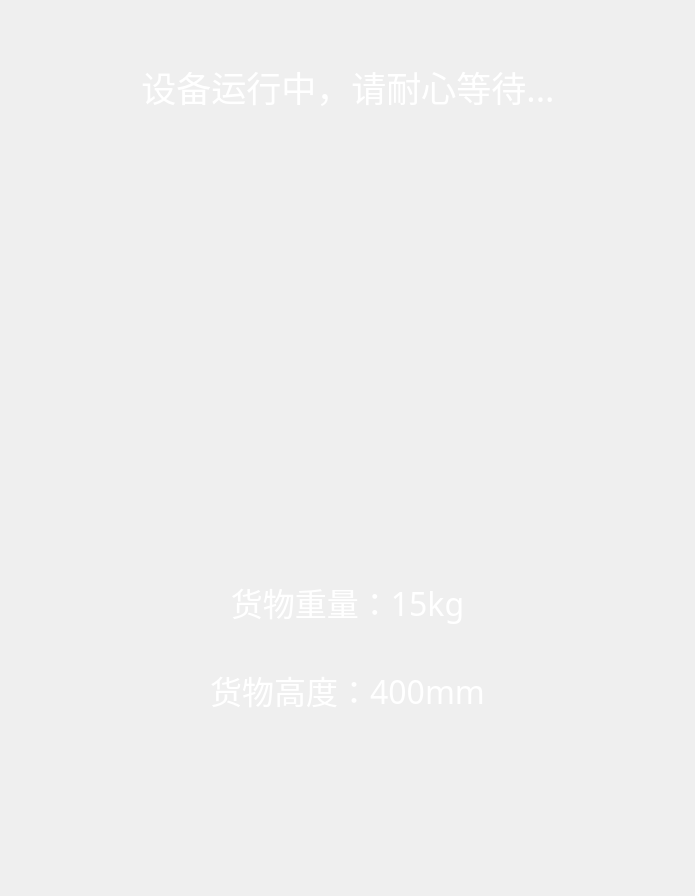
Before: the Qt Designer form QtControl/CProgressWidget.ui in zhichao281/QtControlCenter, drawn with Qt 5.
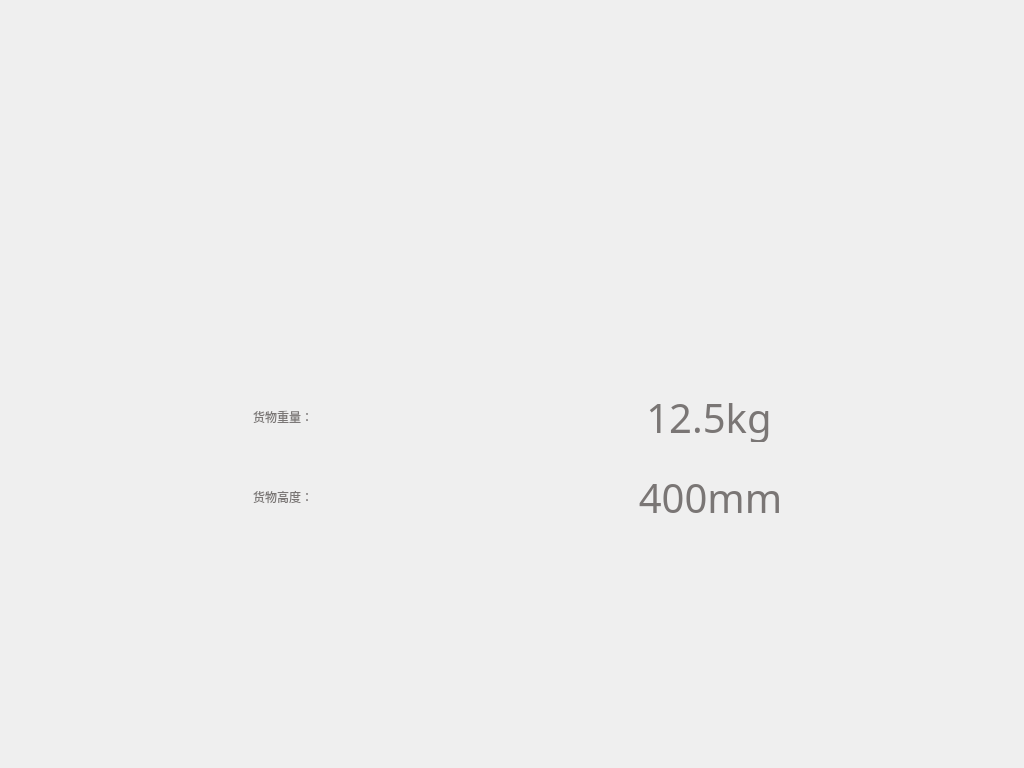
After: the same form once the commit is applied. Icons and pictures are not drawn.

What changed in the file:
```diff
--- a/QtControl/CProgressWidget.ui
+++ b/QtControl/CProgressWidget.ui
@@ -6,8 +6,8 @@
    <rect>
     <x>0</x>
     <y>0</y>
-    <width>695</width>
-    <height>831</height>
+    <width>1024</width>
+    <height>768</height>
    </rect>
   </property>
   <property name="windowTitle">
@@ -16,9 +16,7 @@
   <property name="styleSheet">
    <string notr="true">QWidget#widget_main
 {
-
-border-image: url(:/Image/Resources/Image/1.jpg);
-
+border-image: url(:/Image/Resources/Image/img_bg.png);
 }
 </string>
   </property>
@@ -48,7 +46,7 @@
        <number>0</number>
       </property>
       <property name="topMargin">
-       <number>50</number>
+       <number>0</number>
       </property>
       <property name="rightMargin">
        <number>0</number>
@@ -57,10 +55,63 @@
        <number>0</number>
       </property>
       <item>
-       <widget class="QWidget" name="widget_3" native="true">
-        <layout class="QHBoxLayout" name="horizontalLayout_4">
+       <widget class="QWidget" name="widget_title" native="true">
+        <property name="minimumSize">
+         <size>
+          <width>0</width>
+          <height>95</height>
+         </size>
+        </property>
+        <property name="maximumSize">
+         <size>
+          <width>16777215</width>
+          <height>95</height>
+         </size>
+        </property>
+        <layout class="QHBoxLayout" name="horizontalLayout_5">
+         <property name="spacing">
+          <number>0</number>
+         </property>
+         <property name="leftMargin">
+          <number>25</number>
+         </property>
+         <property name="topMargin">
+          <number>10</number>
+         </property>
+         <property name="rightMargin">
+          <number>25</number>
+         </property>
+         <property name="bottomMargin">
+          <number>0</number>
+         </property>
          <item>
-          <spacer name="horizontalSpacer_2">
+          <widget class="QPushButton" name="btn_back">
+           <property name="font">
+            <font>
+             <family>微软雅黑</family>
+             <pointsize>12</pointsize>
+            </font>
+           </property>
+           <property name="styleSheet">
+            <string notr="true">#btn_back
+{
+min-width:55px;
+max-width:55px;
+min-height:50px;
+max-height:50px;
+border-radius: 10px;
+}
+#btn_back{border-image: url(:/Image/Resources/Image/btn_Return_nor.png);}
+#btn_back:hover{border-image:url(:/Image/Resources/Image/btn_Return_sele.png);}
+#btn_back:pressed{border-image:url(:/Image/Resources/Image/btn_Return_press.png);}</string>
+           </property>
+           <property name="text">
+            <string/>
+           </property>
+          </widget>
+         </item>
+         <item>
+          <spacer name="horizontalSpacer_7">
            <property name="orientation">
             <enum>Qt::Horizontal</enum>
            </property>
@@ -73,28 +124,40 @@
           </spacer>
          </item>
          <item>
-          <widget class="QLabel" name="label_title">
+          <widget class="QLabel" name="label_title_2">
+           <property name="minimumSize">
+            <size>
+             <width>689</width>
+             <height>72</height>
+            </size>
+           </property>
+           <property name="maximumSize">
+            <size>
+             <width>689</width>
+             <height>72</height>
+            </size>
+           </property>
            <property name="font">
             <font>
              <family>微软雅黑</family>
-             <pointsize>26</pointsize>
-             <weight>50</weight>
-             <bold>false</bold>
+             <pointsize>20</pointsize>
             </font>
            </property>
            <property name="styleSheet">
-            <string notr="true">color: rgb(255, 255, 255);</string>
+            <string notr="true">
+min-width:689px;
+max-width:689px;
+min-height:72px;
+max-height:72px;
+border-image: url(:/Image/Resources/Image/设备运行中，请耐心等待.png);</string>
            </property>
            <property name="text">
-            <string>设备运行中，请耐心等待...</string>
+            <string/>
            </property>
-           <property name="alignment">
-            <set>Qt::AlignCenter</set>
-           </property>
           </widget>
          </item>
          <item>
-          <spacer name="horizontalSpacer_3">
+          <spacer name="horizontalSpacer_6">
            <property name="orientation">
             <enum>Qt::Horizontal</enum>
            </property>
@@ -106,12 +169,68 @@
            </property>
           </spacer>
          </item>
+         <item>
+          <widget class="QPushButton" name="btn_home">
+           <property name="font">
+            <font>
+             <family>微软雅黑</family>
+             <pointsize>18</pointsize>
+            </font>
+           </property>
+           <property name="styleSheet">
+            <string notr="true">#btn_home
+{
+min-width:55px;
+max-width:55px;
+min-height:50px;
+max-height:50px;
+border-radius: 10px;
+}
+#btn_home{border-image: url(:/Image/Resources/Image/btn_home_nor.png);}
+#btn_home:hover{border-image:url(:/Image/Resources/Image/btn_home_sele.png);}
+#btn_home:pressed{border-image:url(:/Image/Resources/Image/btn_home_press.png);}</string>
+           </property>
+           <property name="text">
+            <string/>
+           </property>
+          </widget>
+         </item>
         </layout>
        </widget>
       </item>
       <item>
        <widget class="QWidget" name="widget_4" native="true">
+        <property name="minimumSize">
+         <size>
+          <width>0</width>
+          <height>0</height>
+         </size>
+        </property>
+        <property name="maximumSize">
+         <size>
+          <width>16777215</width>
+          <height>16777215</height>
+         </size>
+        </property>
+        <property name="styleSheet">
+         <string notr="true"/>
+        </property>
         <layout class="QHBoxLayout" name="horizontalLayout">
+         <property name="spacing">
+          <number>0</number>
+         </property>
+         <property name="leftMargin">
+          <number>0</number>
+         </property>
+         <property name="topMargin">
+          <number>80</number>
+         </property>
+         <property name="rightMargin">
+          <number>0</number>
+         </property>
+         <property name="bottomMargin">
+          <number>0</number>
+         </property>
          <item>
           <spacer name="horizontalSpacer_5">
            <property name="orientation">
@@ -129,18 +248,25 @@
           <widget class="QLabel" name="label_gif">
            <property name="minimumSize">
             <size>
-             <width>250</width>
-             <height>250</height>
+             <width>160</width>
+             <height>20</height>
             </size>
            </property>
            <property name="maximumSize">
             <size>
-             <width>250</width>
-             <height>250</height>
+             <width>160</width>
+             <height>20</height>
             </size>
            </property>
            <property name="styleSheet">
-            <string notr="true">border-image:url(:/Image/Resources/Image/progree.gif)</string>
+            <string notr="true">QLabel#label_gif
+{
+min-width:160px;
+max-width:160px;
+min-height:20px;
+max-height:20px;
+border-image:url(:/Image/Resources/Image/loading.gif);
+}</string>
            </property>
            <property name="text">
             <string/>
@@ -165,109 +291,247 @@
       </item>
       <item>
        <widget class="QWidget" name="widget_2" native="true">
-        <layout class="QHBoxLayout" name="horizontalLayout_3">
+        <layout class="QVBoxLayout" name="verticalLayout_4">
          <property name="spacing">
           <number>0</number>
          </property>
          <property name="leftMargin">
-          <number>80</number>
+          <number>0</number>
          </property>
          <property name="topMargin">
           <number>0</number>
          </property>
          <property name="rightMargin">
-          <number>80</number>
+          <number>0</number>
          </property>
          <property name="bottomMargin">
-          <number>0</number>
+          <number>50</number>
          </property>
+         <item>
+          <spacer name="verticalSpacer">
+           <property name="orientation">
+            <enum>Qt::Vertical</enum>
+           </property>
+           <property name="sizeHint" stdset="0">
+            <size>
+             <width>20</width>
+             <height>40</height>
+            </size>
+           </property>
+          </spacer>
+         </item>
          <item>
           <widget class="QWidget" name="widget" native="true">
            <property name="minimumSize">
             <size>
              <width>0</width>
-             <height>500</height>
+             <height>0</height>
             </size>
            </property>
-           <layout class="QVBoxLayout" name="verticalLayout_3">
+           <layout class="QHBoxLayout" name="horizontalLayout_2">
             <property name="spacing">
-             <number>40</number>
+             <number>50</number>
             </property>
             <property name="leftMargin">
-             <number>0</number>
+             <number>50</number>
             </property>
             <property name="topMargin">
              <number>0</number>
             </property>
             <property name="rightMargin">
-             <number>0</number>
+             <number>10</number>
             </property>
             <property name="bottomMargin">
              <number>0</number>
             </property>
             <item>
-             <spacer name="verticalSpacer">
+             <spacer name="horizontalSpacer">
               <property name="orientation">
-               <enum>Qt::Vertical</enum>
+               <enum>Qt::Horizontal</enum>
               </property>
               <property name="sizeHint" stdset="0">
                <size>
-                <width>20</width>
-                <height>40</height>
+                <width>40</width>
+                <height>20</height>
                </size>
               </property>
              </spacer>
             </item>
             <item>
-             <widget class="QLabel" name="label">
-              <property name="font">
-               <font>
-                <family>微软雅黑</family>
-                <pointsize>24</pointsize>
-               </font>
+             <widget class="QWidget" name="widget_3" native="true">
+              <property name="minimumSize">
+               <size>
+                <width>658</width>
+                <height>278</height>
+               </size>
               </property>
-              <property name="layoutDirection">
-               <enum>Qt::RightToLeft</enum>
-              </property>
               <property name="styleSheet">
-               <string notr="true">color: rgb(255, 255, 255);</string>
+               <string notr="true">
+#widget_3
+{
+min-width:658px;
+max-width:658px;
+min-height:278px;
+max-height:278px;
+border-radius: 10px;
+}
+#widget_3{border-image: url(:/Image/Resources/Image/label.png);}
+</string>
               </property>
-              <property name="text">
-               <string>货物重量：15kg</string>
-              </property>
-              <property name="alignment">
-               <set>Qt::AlignCenter</set>
-              </property>
+              <layout class="QVBoxLayout" name="verticalLayout_5">
+               <property name="spacing">
+                <number>30</number>
+               </property>
+               <property name="leftMargin">
+                <number>0</number>
+               </property>
+               <property name="topMargin">
+                <number>20</number>
+               </property>
+               <property name="rightMargin">
+                <number>0</number>
+               </property>
+               <property name="bottomMargin">
+                <number>20</number>
+               </property>
+               <item>
+                <spacer name="verticalSpacer_3">
+                 <property name="orientation">
+                  <enum>Qt::Vertical</enum>
+                 </property>
+                 <property name="sizeHint" stdset="0">
+                  <size>
+                   <width>20</width>
+                   <height>40</height>
+                  </size>
+                 </property>
+                </spacer>
+               </item>
+               <item>
+                <layout class="QHBoxLayout" name="horizontalLayout_3">
+                 <property name="spacing">
+                  <number>0</number>
+                 </property>
+                 <property name="leftMargin">
+                  <number>50</number>
+                 </property>
+                 <item>
+                  <widget class="QLabel" name="label_3">
+                   <property name="styleSheet">
+                    <string notr="true">color: rgb(122, 118, 117);
+font: 30pt &quot;黑体&quot;;</string>
+                   </property>
+                   <property name="text">
+                    <string>货物重量：</string>
+                   </property>
+                  </widget>
+                 </item>
+                 <item>
+                  <widget class="QLabel" name="label_weight">
+                   <property name="maximumSize">
+                    <size>
+                     <width>16777215</width>
+                     <height>50</height>
+                    </size>
+                   </property>
+                   <property name="font">
+                    <font>
+                     <family>黑体</family>
+                     <pointsize>30</pointsize>
+                     <weight>50</weight>
+                     <italic>false</italic>
+                     <bold>false</bold>
+                    </font>
+                   </property>
+                   <property name="layoutDirection">
+                    <enum>Qt::RightToLeft</enum>
+                   </property>
+                   <property name="styleSheet">
+                    <string notr="true">color: rgb(122, 118, 117);
+font: 30pt &quot;黑体&quot;;</string>
+                   </property>
+                   <property name="text">
+                    <string>12.5kg</string>
+                   </property>
+                   <property name="alignment">
+                    <set>Qt::AlignCenter</set>
+                   </property>
+                  </widget>
+                 </item>
+                </layout>
+               </item>
+               <item>
+                <layout class="QHBoxLayout" name="horizontalLayout_4">
+                 <property name="leftMargin">
+                  <number>50</number>
+                 </property>
+                 <item>
+                  <widget class="QLabel" name="label_4">
+                   <property name="styleSheet">
+                    <string notr="true">color: rgb(122, 118, 117);
+font: 30pt &quot;黑体&quot;;</string>
+                   </property>
+                   <property name="text">
+                    <string>货物高度：</string>
+                   </property>
+                  </widget>
+                 </item>
+                 <item>
+                  <widget class="QLabel" name="label_height">
+                   <property name="maximumSize">
+                    <size>
+                     <width>16777215</width>
+                     <height>50</height>
+                    </size>
+                   </property>
+                   <property name="font">
+                    <font>
+                     <family>黑体</family>
+                     <pointsize>30</pointsize>
+                     <weight>50</weight>
+                     <italic>false</italic>
+                     <bold>false</bold>
+                    </font>
+                   </property>
+                   <property name="styleSheet">
+                    <string notr="true">color: rgb(122, 118, 117);
+font: 30pt &quot;黑体&quot;;</string>
+                   </property>
+                   <property name="text">
+                    <string>400mm</string>
+                   </property>
+                   <property name="alignment">
+                    <set>Qt::AlignCenter</set>
+                   </property>
+                  </widget>
+                 </item>
+                </layout>
+               </item>
+               <item>
+                <spacer name="verticalSpacer_4">
+                 <property name="orientation">
+                  <enum>Qt::Vertical</enum>
+                 </property>
+                 <property name="sizeHint" stdset="0">
+                  <size>
+                   <width>20</width>
+                   <height>40</height>
+                  </size>
+                 </property>
+                </spacer>
+               </item>
+              </layout>
              </widget>
             </item>
             <item>
-             <widget class="QLabel" name="label_2">
-              <property name="font">
-               <font>
-                <family>微软雅黑</family>
-                <pointsize>24</pointsize>
-               </font>
-              </property>
-              <property name="styleSheet">
-               <string notr="true">color: rgb(255, 255, 255);</string>
-              </property>
-              <property name="text">
-               <string>货物高度：400mm</string>
-              </property>
-              <property name="alignment">
-               <set>Qt::AlignCenter</set>
-              </property>
-             </widget>
-            </item>
-            <item>
-             <spacer name="verticalSpacer_2">
+             <spacer name="horizontalSpacer_2">
               <property name="orientation">
-               <enum>Qt::Vertical</enum>
+               <enum>Qt::Horizontal</enum>
               </property>
               <property name="sizeHint" stdset="0">
                <size>
-                <width>20</width>
-                <height>40</height>
+                <width>40</width>
+                <height>20</height>
                </size>
               </property>
              </spacer>
@@ -275,6 +539,19 @@
            </layout>
           </widget>
          </item>
+         <item>
+          <spacer name="verticalSpacer_2">
+           <property name="orientation">
+            <enum>Qt::Vertical</enum>
+           </property>
+           <property name="sizeHint" stdset="0">
+            <size>
+             <width>20</width>
+             <height>40</height>
+            </size>
+           </property>
+          </spacer>
+         </item>
         </layout>
        </widget>
       </item>
```
